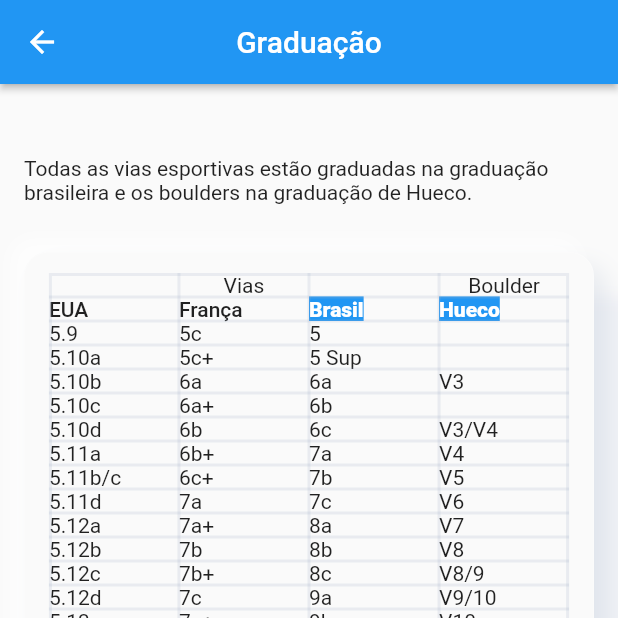
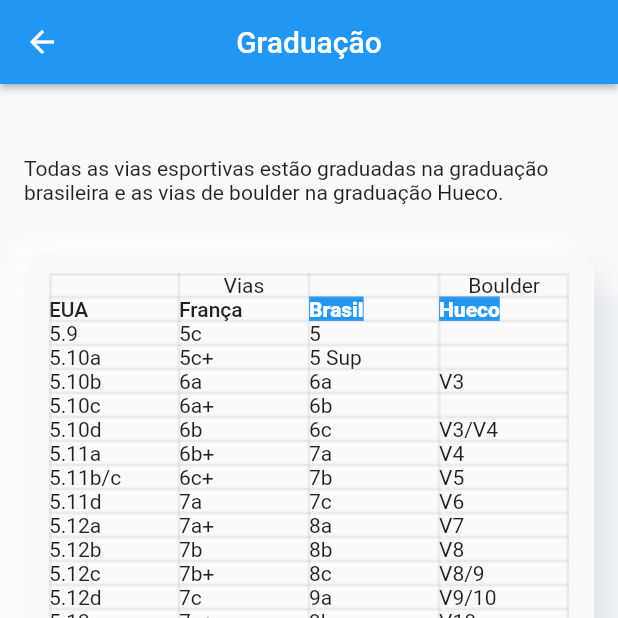
Before and after one commit to brunocabral/flutter-guia-arara, a Flutter app: the GradeScreen screen opened directly, on a phone screen of 412 x 824 dp, the top half of it. Run offline on Flutter 3.47's test engine with Material 2 defaults, Android fonts, the phone set to English and light mode, and no system bars; our stand-ins replace font_awesome_flutter, intro_slider, photo_view, shared_preferences, splashscreen; accounts and stored records are empty.

Commit message:
v1.0
-Updated grade_screen.dart text

```diff
--- a/lib/screens/grade_screen.dart
+++ b/lib/screens/grade_screen.dart
@@ -18,8 +18,8 @@ class GradeScreen extends StatelessWidget {
             crossAxisAlignment: CrossAxisAlignment.center,
             children: <Widget>[
               SizedBox(height: 16.0),
-              Text("Todas as vias esportivas estão graduadas na graduação brasileira e os "
-                  "boulders na graduação de Hueco."),
+              Text("Todas as vias esportivas estão graduadas na graduação brasileira e as vias de "
+                  "boulder na graduação Hueco."),
               SizedBox(height: 32.0),
               Container(
                   alignment: Alignment.center,
```
